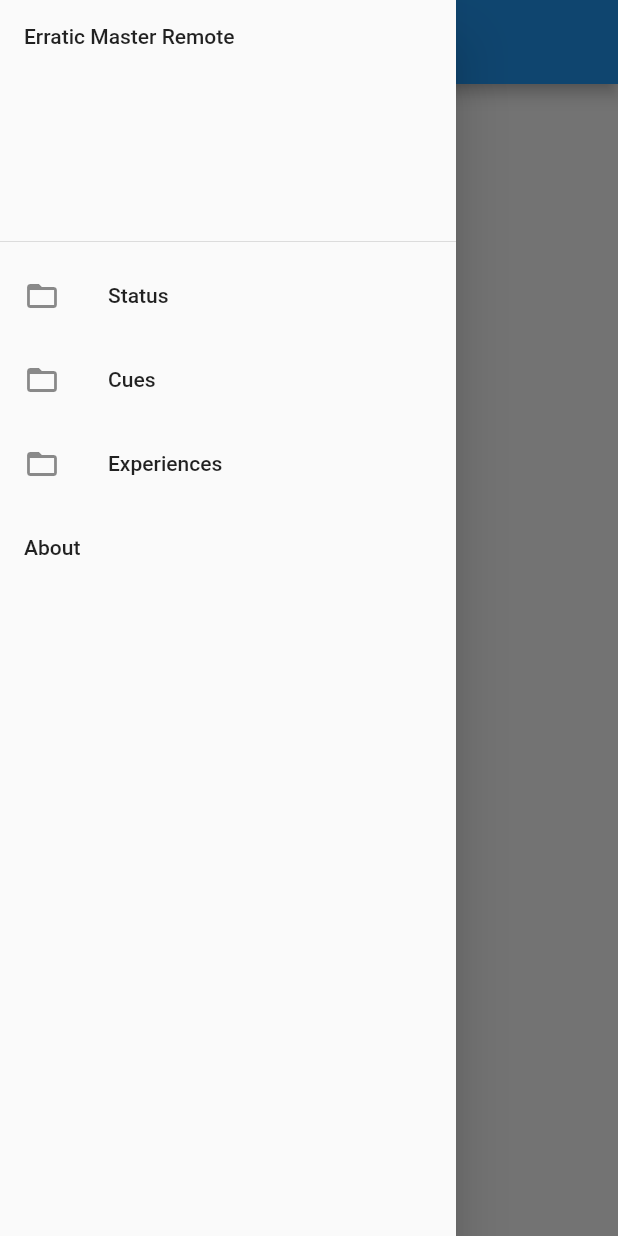
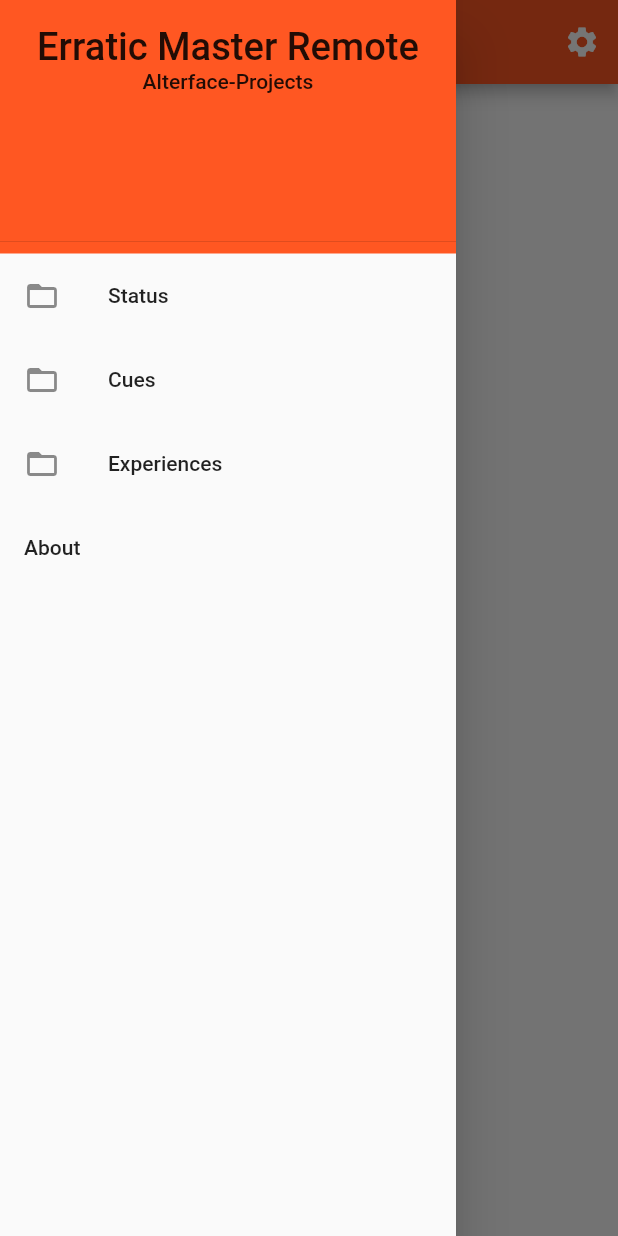
Before and after one commit to MacFurax/flutter_test_drawer, a Flutter app: the screen it shows after launch, with the side drawer open, on a phone screen of 412 x 824 dp. Run offline on Flutter 3.47's test engine with Material 2 defaults, Android fonts, the phone set to English and light mode, and no system bars.

Commit message:
just to commit

```diff
--- a/lib/main.dart
+++ b/lib/main.dart
@@ -9,13 +9,35 @@ class MyApp extends StatelessWidget {
     return new MaterialApp(
       home: Scaffold(
       appBar: AppBar(
+        actions: <Widget>[
+          IconButton(
+            icon: Icon( Icons.settings),
+            onPressed: (){
+              print('Cick on settings');
+            },
+            ),
+        ],
+        backgroundColor: Colors.deepOrange,
         title: Text("Erratic Master Remote"),
       ),
-      drawer: Drawer(
+      drawer: Container(
+        color: Colors.orange[600],
+        child:Drawer(
         child: ListView(
           children: <Widget>[
-            DrawerHeader(
-              child: Text("Erratic Master Remote"),
+              Container(
+                color: Colors.deepOrange,
+                child:DrawerHeader(
+                child: Column(
+                  children: <Widget>[
+                    Text("Erratic Master Remote",
+                    style: TextStyle(fontSize: 25.4),
+                    textAlign: TextAlign.right,
+                    ),
+                    Text("Alterface-Projects"),
+                  ],
+                  ),
+              ),
             ),
             ListTile(
               leading: const Icon(Icons.folder_open),
@@ -27,14 +49,21 @@ class MyApp extends StatelessWidget {
             ListTile(
               leading: const Icon(Icons.folder_open),
               title: const Text("Cues"),
+              onTap: (){
+                print('Click on Cues');
+              },
             ),
             ListTile(
               leading: const Icon(Icons.folder_open),
               title: const Text("Experiences"),
+              onTap: (){
+                print('Click on Experiences');
+              },
             ),
             AboutListTile(),
           ]
         ),
+      ),
       ),
     )
     );
```
